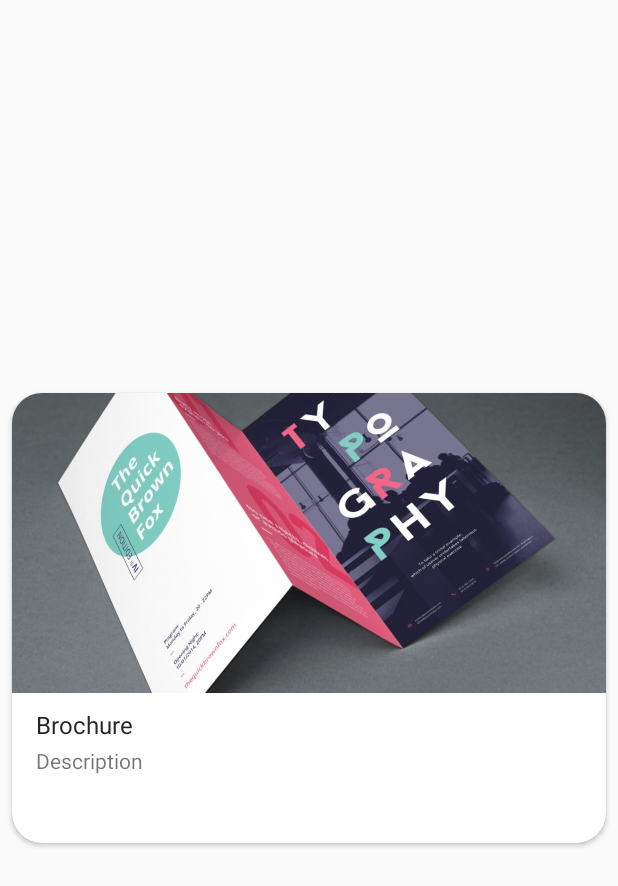
After one commit to techiespace/10-magical-rituals-to-success, an Android app: the layout item.xml on its own in the app's theme, with its tools: preview values and no code run, on a phone screen of 412 x 824 dp. The commit adds this screen. Shown: the top 886 px of the screen. Run offline under Robolectric (Android 15) with nearby library versions, the phone set to English and light mode, and no system bars.

Commit message:
Added first page

```diff
--- a/app/src/main/AndroidManifest.xml
+++ b/app/src/main/AndroidManifest.xml
@@ -8,7 +8,7 @@
         android:label="@string/app_name"
         android:roundIcon="@mipmap/ic_launcher_round"
         android:supportsRtl="true"
-        android:theme="@style/AppTheme">
+        android:theme="@style/AppTheme.NoActionBar">
         <activity android:name=".MainActivity">
             <intent-filter>
                 <action android:name="android.intent.action.MAIN" />
@@ -16,6 +16,7 @@
                 <category android:name="android.intent.category.LAUNCHER" />
             </intent-filter>
         </activity>
+        <activity android:name=".DetailActivity" />
     </application>
 
 </manifest>
--- /dev/null
+++ b/app/src/main/java/com/techiespace/projects/tenmagicalritualstosuccess/Model.kt
@@ -0,0 +1,3 @@
+package com.techiespace.projects.tenmagicalritualstosuccess
+
+data class Model(val image: Int, val title: String, val desc: String)
--- /dev/null
+++ b/app/src/main/res/layout/item.xml
@@ -0,0 +1,52 @@
+<?xml version="1.0" encoding="utf-8"?>
+<LinearLayout xmlns:android="http://schemas.android.com/apk/res/android"
+    xmlns:app="http://schemas.android.com/apk/res-auto"
+    android:layout_width="match_parent"
+    android:layout_height="match_parent"
+    android:gravity="center_vertical"
+    android:orientation="vertical">
+
+
+    <androidx.cardview.widget.CardView
+        android:layout_width="match_parent"
+        android:layout_height="wrap_content"
+        android:layout_margin="8dp"
+        app:cardCornerRadius="20dp">
+
+        <RelativeLayout
+            android:layout_width="match_parent"
+            android:layout_height="300dp">
+
+            <ImageView
+                android:id="@+id/image"
+                android:layout_width="match_parent"
+                android:layout_height="200dp"
+                android:scaleType="centerCrop"
+                android:src="@drawable/brochure" />
+
+            <TextView
+                android:id="@+id/title"
+                android:layout_width="wrap_content"
+                android:layout_height="wrap_content"
+                android:layout_below="@id/image"
+                android:layout_marginLeft="16dp"
+                android:layout_marginTop="10dp"
+                android:text="Brochure"
+                android:textColor="#262626"
+                android:textSize="16sp" />
+
+            <TextView
+                android:id="@+id/desc"
+                android:layout_width="wrap_content"
+                android:layout_height="wrap_content"
+                android:layout_below="@id/title"
+                android:layout_marginLeft="16dp"
+                android:layout_marginTop="3dp"
+                android:layout_marginRight="16dp"
+                android:drawablePadding="10dp"
+                android:ellipsize="end"
+                android:maxLines="3"
+                android:text="Description" />
+        </RelativeLayout>
+    </androidx.cardview.widget.CardView>
+</LinearLayout>
--- a/app/src/main/res/values/colors.xml
+++ b/app/src/main/res/values/colors.xml
@@ -3,4 +3,8 @@
     <color name="colorPrimary">#008577</color>
     <color name="colorPrimaryDark">#00574B</color>
     <color name="colorAccent">#D81B60</color>
+    <color name="color1">#424549</color>
+    <color name="color2">#7e455e</color>
+    <color name="color3">#796e25</color>
+    <color name="color4">#59717c</color>
 </resources>
--- a/app/src/main/res/values/styles.xml
+++ b/app/src/main/res/values/styles.xml
@@ -8,4 +8,12 @@
         <item name="colorAccent">@color/colorAccent</item>
     </style>
 
+    <style name="AppTheme.NoActionBar">
+        <item name="android:windowDrawsSystemBarBackgrounds">true</item>
+        <item name="android:statusBarColor">@android:color/transparent</item>
+        <item name="android:windowTranslucentStatus">true</item>
+        <item name="windowActionBar">false</item>
+        <item name="windowNoTitle">true</item>
+    </style>
+
 </resources>
```
Also changed, not shown: app/build.gradle (+6 -5 lines), app/src/main/java/com/techiespace/projects/tenmagicalritualstosuccess/Adapter.kt (added, +51 -0 lines), app/src/main/java/com/techiespace/projects/tenmagicalritualstosuccess/DetailActivity.kt (added, +15 -0 lines), app/src/main/java/com/techiespace/projects/tenmagicalritualstosuccess/MainActivity.kt (+59 -0 lines), app/src/main/res/layout/activity_detail.xml (added, +18 -0 lines), app/src/main/res/layout/activity_main.xml (+10 -11 lines), app/src/main/res/drawable/brochure.png (added), app/src/main/res/drawable/namecard.png (added), app/src/main/res/drawable/poster.png (added), 1 other file.
